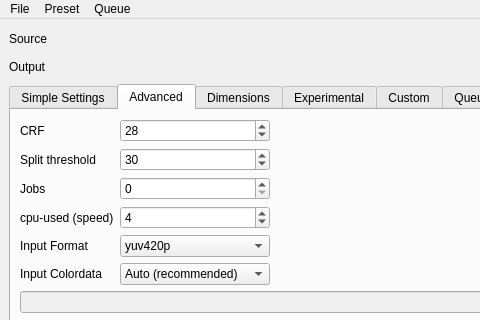
Qt form qencoder/mainwindow.ui (natis1/qencoder) before a commit; both pictures show x 0 to 480 and y 0 to 320 of the 815 by 625 pixel window.
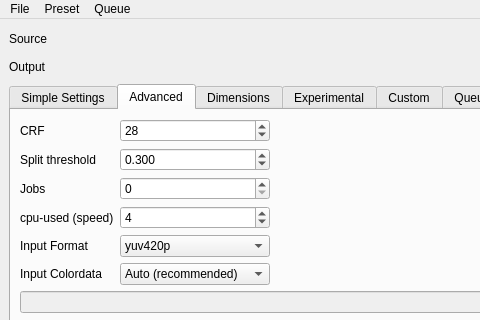
The same form after that commit. The open tabs and pages were chosen to show the change.

Commit message: split threshold and speed preset appearance fixes

What changed in the file:
```diff
--- a/qencoder/mainwindow.ui
+++ b/qencoder/mainwindow.ui
@@ -727,22 +727,6 @@
             </item>
            </widget>
           </item>
-          <item row="1" column="1">
-           <widget class="QSpinBox" name="spinBox_split">
-            <property name="statusTip">
-             <string>Luma change threshold to split at. If video has too many splits, raise this.</string>
-            </property>
-            <property name="minimum">
-             <number>1</number>
-            </property>
-            <property name="maximum">
-             <number>99</number>
-            </property>
-            <property name="value">
-             <number>30</number>
-            </property>
-           </widget>
-          </item>
           <item row="4" column="4">
            <widget class="QCheckBox" name="checkBox_hdr">
             <property name="statusTip">
@@ -856,6 +840,25 @@
             </item>
            </widget>
           </item>
+          <item row="1" column="1">
+           <widget class="QDoubleSpinBox" name="doubleSpinBox_split">
+            <property name="statusTip">
+             <string>0-1 for ffmpeg, 0-100 for scenedetect. Lower=more splits made. Suggested value ~30%</string>
+            </property>
+            <property name="decimals">
+             <number>3</number>
+            </property>
+            <property name="maximum">
+             <double>1.000000000000000</double>
+            </property>
+            <property name="singleStep">
+             <double>0.010000000000000</double>
+            </property>
+            <property name="value">
+             <double>0.300000000000000</double>
+            </property>
+           </widget>
+          </item>
          </layout>
         </item>
        </layout>
```
Left out of the diff: 6 changed lines with no effect on the pictures. The commit also changes 2 other files.
